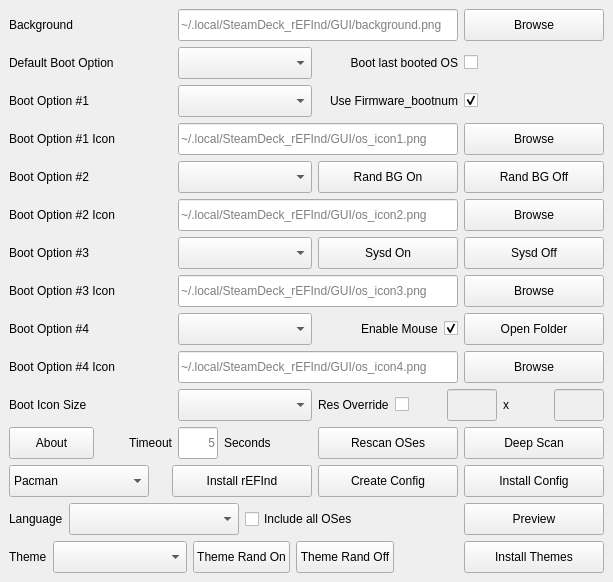
First picture: the form in GUI/src/mainwindow.ui, repository jlobue10/SteamDeck_rEFInd, before the edit.
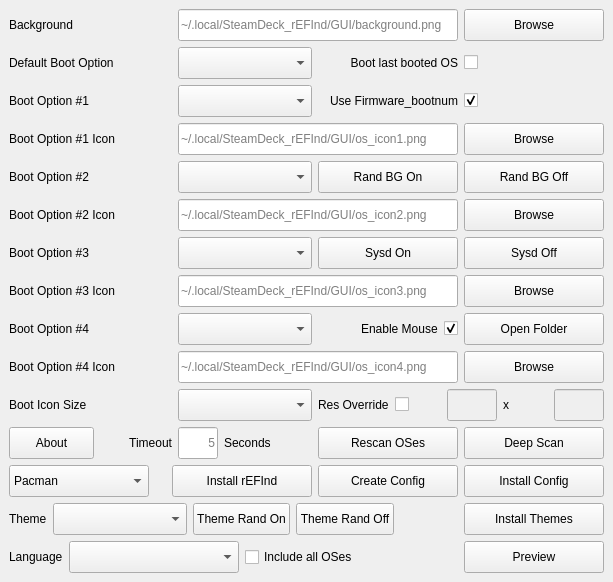
Second picture: the form after the edit. Icons and pictures are not drawn.

Commit message:
Swap theme and bottom GUI rows
Place the theme row above the system language row.

Claude-Session: https://claude.ai/code/session_018R4anNnneEHLViS3xHZAUo

What changed in the file:
```diff
--- a/GUI/src/mainwindow.ui
+++ b/GUI/src/mainwindow.ui
@@ -784,7 +784,7 @@
        </item>
       </layout>
      </item>
-     <item row="13" column="0" colspan="6">
+     <item row="14" column="0" colspan="6">
       <layout class="QHBoxLayout" name="bottomRowLayout">
        <item>
         <widget class="QLabel" name="Language_label">
@@ -856,7 +856,7 @@
        </item>
       </layout>
      </item>
-     <item row="14" column="0" colspan="6">
+     <item row="13" column="0" colspan="6">
       <layout class="QHBoxLayout" name="themeRowLayout">
        <item>
         <widget class="QLabel" name="Theme_label">
```
